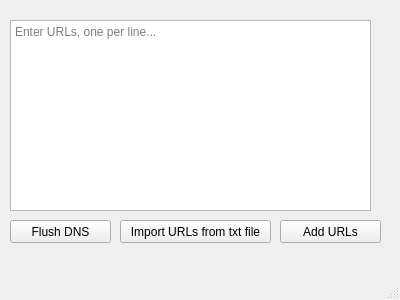
The window that hostblocker.ui (OlsenSM91/Hosts-File-URL-Blocker) describes before a commit, drawn with Qt 5.
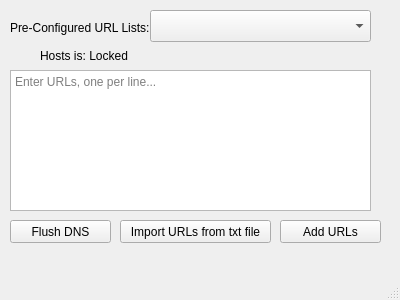
The same window after the commit. Icons and pictures are not drawn.

What changed in the file:
```diff
--- a/hostblocker.ui
+++ b/hostblocker.ui
@@ -18,9 +18,9 @@
     <property name="geometry">
      <rect>
       <x>10</x>
-      <y>20</y>
+      <y>70</y>
       <width>361</width>
-      <height>191</height>
+      <height>141</height>
      </rect>
     </property>
     <property name="placeholderText">
@@ -66,6 +66,59 @@
      <string>Flush DNS</string>
     </property>
    </widget>
+   <widget class="QPushButton" name="padlockButton">
+    <property name="geometry">
+     <rect>
+      <x>10</x>
+      <y>40</y>
+      <width>32</width>
+      <height>32</height>
+     </rect>
+    </property>
+    <property name="icon">
+     <iconset resource="resources.qrc">
+      <normaloff>:/assets/assets/locked.png</normaloff>:/assets/assets/locked.png</iconset>
+    </property>
+    <property name="flat">
+     <bool>true</bool>
+    </property>
+   </widget>
+   <widget class="QComboBox" name="urlListComboBox">
+    <property name="geometry">
+     <rect>
+      <x>150</x>
+      <y>10</y>
+      <width>221</width>
+      <height>32</height>
+     </rect>
+    </property>
+   </widget>
+   <widget class="QLabel" name="statusLabel">
+    <property name="geometry">
+     <rect>
+      <x>40</x>
+      <y>40</y>
+      <width>101</width>
+      <height>32</height>
+     </rect>
+    </property>
+    <property name="text">
+     <string>Hosts is: Locked</string>
+    </property>
+   </widget>
+   <widget class="QLabel" name="label">
+    <property name="geometry">
+     <rect>
+      <x>10</x>
+      <y>20</y>
+      <width>141</width>
+      <height>16</height>
+     </rect>
+    </property>
+    <property name="text">
+     <string>Pre-Configured URL Lists:</string>
+    </property>
+   </widget>
   </widget>
   <widget class="QMenuBar" name="menubar">
    <property name="geometry">
```
Left out of the diff: 4 changed lines with no effect on the pictures.
